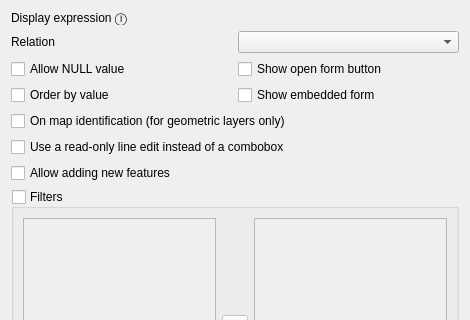
The window that src/ui/editorwidgets/qgsrelationreferenceconfigdlgbase.ui (3nids/Quantum-GIS) describes before a commit, drawn with Qt 5; both pictures show x 0 to 470 and y 0 to 320 of the 470 by 502 pixel window.
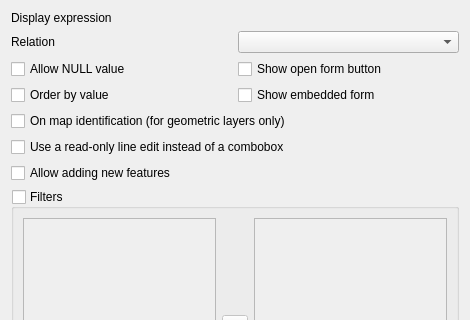
The same window after the commit. Icons and pictures are not drawn. Custom widgets are drawn as their Qt base class.

Commit message: add option to define main field pair when setting relation in widget

What changed in the file:
```diff
--- a/src/ui/editorwidgets/qgsrelationreferenceconfigdlgbase.ui
+++ b/src/ui/editorwidgets/qgsrelationreferenceconfigdlgbase.ui
@@ -151,7 +151,7 @@
       <string>This setting is not saved in the style. It is changing the display name on the referenced layer.</string>
      </property>
      <property name="text">
-      <string>Display expression Ⓘ</string>
+      <string>Display expression</string>
      </property>
     </widget>
    </item>
```
Left out of the diff: 3 changed lines with no effect on the pictures. The commit also changes 4 other files.
